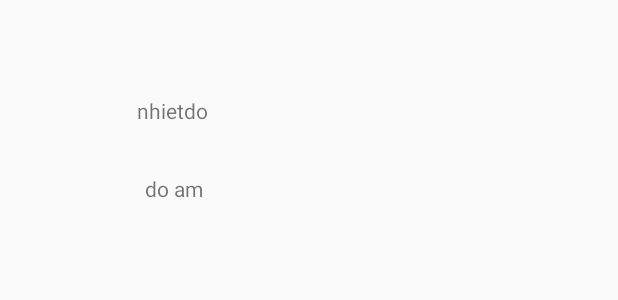
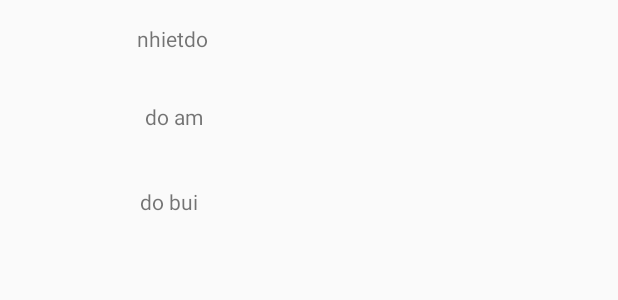
Before and after one commit to BlueXDog/mapAppinUbutu, an Android app: the layout map_item.xml on its own in the app's theme, with its tools: preview values and no code run, on a phone screen of 412 x 824 dp. Shown: the top 300 px of the screen. Run offline under Robolectric (Android 15) with nearby library versions, the phone set to English and light mode, and no system bars.

Commit message:
map app complete

```diff
--- a/MapAppInUbutu/app/build.gradle
+++ b/MapAppInUbutu/app/build.gradle
@@ -1,4 +1,5 @@
 apply plugin: 'com.android.application'
+apply plugin: 'com.google.gms.google-services'
 
 android {
     compileSdkVersion 29
@@ -29,8 +30,13 @@ dependencies {
     implementation 'androidx.appcompat:appcompat:1.1.0'
     implementation 'androidx.constraintlayout:constraintlayout:1.1.3'
     implementation 'com.google.android.gms:play-services-maps:17.0.0'
+    implementation 'com.google.firebase:firebase-database:19.3.0'
+    implementation 'com.google.firebase:firebase-auth:19.3.1'
+    implementation 'com.google.firebase:firebase-analytics:17.4.1'
     testImplementation 'junit:junit:4.12'
     androidTestImplementation 'androidx.test.ext:junit:1.1.1'
     androidTestImplementation 'androidx.test.espresso:espresso-core:3.2.0'
     implementation 'com.google.android.gms:play-services-location:17.0.0'
+    implementation 'com.firebaseui:firebase-ui-auth:6.2.0'
+
 }
--- a/MapAppInUbutu/app/src/main/AndroidManifest.xml
+++ b/MapAppInUbutu/app/src/main/AndroidManifest.xml
@@ -30,9 +30,6 @@
             android:name="com.google.android.geo.API_KEY"
             android:value="@string/google_maps_key" />
 
-        <activity
-            android:name=".MapsActivity"
-            android:label="@string/title_activity_maps"></activity>
         <activity android:name=".MainActivity">
             <intent-filter>
                 <action android:name="android.intent.action.MAIN" />
--- a/MapAppInUbutu/app/src/main/res/layout/map_item.xml
+++ b/MapAppInUbutu/app/src/main/res/layout/map_item.xml
@@ -4,13 +4,6 @@
     android:layout_height="match_parent"
     android:orientation="vertical"
     >
-
-    <TextView
-        android:id="@+id/txttenDiaDiem"
-        android:layout_width="match_parent"
-        android:layout_height="48dp"
-        android:gravity="center_horizontal|center_vertical"
-        android:textSize="18sp" />
 
     <LinearLayout
         android:layout_width="match_parent"
@@ -36,7 +29,7 @@
 
     <LinearLayout
         android:layout_width="match_parent"
-        android:layout_height="66dp"
+        android:layout_height="56dp"
         android:orientation="horizontal">
 
         <TextView
@@ -55,4 +48,25 @@
             android:gravity="center_horizontal|center_vertical" />
     </LinearLayout>
 
+    <LinearLayout
+        android:layout_width="match_parent"
+        android:layout_height="54dp"
+        android:orientation="horizontal">
+
+        <TextView
+            android:id="@+id/textView"
+            android:layout_width="wrap_content"
+            android:layout_height="match_parent"
+            android:layout_weight="1"
+            android:gravity="center"
+            android:text="do bui" />
+
+        <TextView
+            android:id="@+id/txtDoBui"
+            android:layout_width="wrap_content"
+            android:layout_height="match_parent"
+            android:layout_weight="1"
+            android:gravity="center" />
+    </LinearLayout>
+
 </LinearLayout>
--- a/MapAppInUbutu/build.gradle
+++ b/MapAppInUbutu/build.gradle
@@ -9,6 +9,7 @@ buildscript {
     }
     dependencies {
         classpath 'com.android.tools.build:gradle:3.6.3'
+        classpath 'com.google.gms:google-services:4.3.3'
 
 
         // NOTE: Do not place your application dependencies here; they belong
--- /dev/null
+++ b/firebaseconnecUbutu/app/src/main/java/com/example/model/WeatherInfo.java
@@ -0,0 +1,4 @@
+package com.example.model;
+
+public class WeatherInfo {
+}
--- /dev/null
+++ b/firebaseconnecUbutu/app/src/main/java/com/example/model/WeatherInfoArr.java
@@ -0,0 +1,4 @@
+package com.example.model;
+
+public class WeatherInfoArr {
+}
```
Also changed, not shown: MapAppInUbutu/app/src/main/java/com/example/adapter/MyInfoAdapter.java (+9 -6 lines), MapAppInUbutu/app/src/main/java/com/example/mapappinubutu/MainActivity.java (+109 -10 lines), MapAppInUbutu/app/src/main/java/com/example/mapappinubutu/MapsActivity.java (deleted, +0 -47 lines), MapAppInUbutu/app/src/main/java/com/example/model/WeatherInfo.java (added, +49 -0 lines), MapAppInUbutu/app/src/main/res/layout/activity_maps.xml (deleted, +0 -9 lines), firebaseconnecUbutu/app/src/main/java/com/example/firebaseconnectubutu/MapActivity.java (added, +13 -0 lines), firebaseconnecUbutu/app/src/main/res/layout/activity_map.xml (added, +10 -0 lines), 2 other files.
